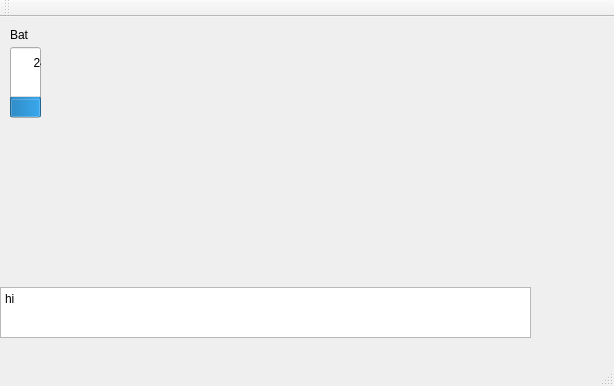
Above: src/mainwindow.ui from esanbock/joyfly-cpp before the change. Below: the same form after it.
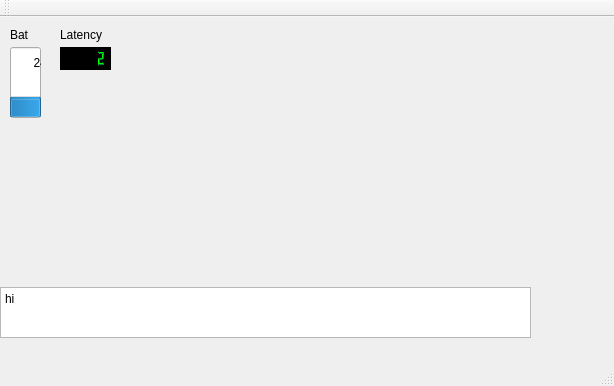
That is the form after the change.

Commit message: a green LCD control for displaying latency

The edit to the form file:
```diff
--- a/src/mainwindow.ui
+++ b/src/mainwindow.ui
@@ -66,6 +66,216 @@
      <enum>Qt::Vertical</enum>
     </property>
    </widget>
+   <widget class="QLCDNumber" name="latency">
+    <property name="geometry">
+     <rect>
+      <x>60</x>
+      <y>30</y>
+      <width>51</width>
+      <height>23</height>
+     </rect>
+    </property>
+    <property name="palette">
+     <palette>
+      <active>
+       <colorrole role="WindowText">
+        <brush brushstyle="SolidPattern">
+         <color alpha="255">
+          <red>0</red>
+          <green>0</green>
+          <blue>0</blue>
+         </color>
+        </brush>
+       </colorrole>
+       <colorrole role="Light">
+        <brush brushstyle="SolidPattern">
+         <color alpha="255">
+          <red>0</red>
+          <green>255</green>
+          <blue>0</blue>
+         </color>
+        </brush>
+       </colorrole>
+       <colorrole role="Dark">
+        <brush brushstyle="SolidPattern">
+         <color alpha="255">
+          <red>0</red>
+          <green>128</green>
+          <blue>64</blue>
+         </color>
+        </brush>
+       </colorrole>
+       <colorrole role="Mid">
+        <brush brushstyle="SolidPattern">
+         <color alpha="255">
+          <red>64</red>
+          <green>128</green>
+          <blue>0</blue>
+         </color>
+        </brush>
+       </colorrole>
+       <colorrole role="Text">
+        <brush brushstyle="SolidPattern">
+         <color alpha="255">
+          <red>0</red>
+          <green>0</green>
+          <blue>0</blue>
+         </color>
+        </brush>
+       </colorrole>
+       <colorrole role="ButtonText">
+        <brush brushstyle="SolidPattern">
+         <color alpha="255">
+          <red>0</red>
+          <green>0</green>
+          <blue>0</blue>
+         </color>
+        </brush>
+       </colorrole>
+      </active>
+      <inactive>
+       <colorrole role="WindowText">
+        <brush brushstyle="SolidPattern">
+         <color alpha="255">
+          <red>0</red>
+          <green>0</green>
+          <blue>0</blue>
+         </color>
+        </brush>
+       </colorrole>
+       <colorrole role="Light">
+        <brush brushstyle="SolidPattern">
+         <color alpha="255">
+          <red>0</red>
+          <green>255</green>
+          <blue>0</blue>
+         </color>
+        </brush>
+       </colorrole>
+       <colorrole role="Dark">
+        <brush brushstyle="SolidPattern">
+         <color alpha="255">
+          <red>0</red>
+          <green>128</green>
+          <blue>64</blue>
+         </color>
+        </brush>
+       </colorrole>
+       <colorrole role="Mid">
+        <brush brushstyle="SolidPattern">
+         <color alpha="255">
+          <red>64</red>
+          <green>128</green>
+          <blue>0</blue>
+         </color>
+        </brush>
+       </colorrole>
+       <colorrole role="Text">
+        <brush brushstyle="SolidPattern">
+         <color alpha="255">
+          <red>0</red>
+          <green>0</green>
+          <blue>0</blue>
+         </color>
+        </brush>
+       </colorrole>
+       <colorrole role="ButtonText">
+        <brush brushstyle="SolidPattern">
+         <color alpha="255">
+          <red>0</red>
+          <green>0</green>
+          <blue>0</blue>
+         </color>
+        </brush>
+       </colorrole>
+      </inactive>
+      <disabled>
+       <colorrole role="WindowText">
+        <brush brushstyle="SolidPattern">
+         <color alpha="255">
+          <red>0</red>
+          <green>128</green>
+          <blue>64</blue>
+         </color>
+        </brush>
+       </colorrole>
+       <colorrole role="Light">
+        <brush brushstyle="SolidPattern">
+         <color alpha="255">
+          <red>0</red>
+          <green>255</green>
+          <blue>0</blue>
+         </color>
+        </brush>
+       </colorrole>
+       <colorrole role="Dark">
+        <brush brushstyle="SolidPattern">
+         <color alpha="255">
+          <red>0</red>
+          <green>128</green>
+          <blue>64</blue>
+         </color>
+        </brush>
+       </colorrole>
+       <colorrole role="Mid">
+        <brush brushstyle="SolidPattern">
+         <color alpha="255">
+          <red>64</red>
+          <green>128</green>
+          <blue>0</blue>
+         </color>
+        </brush>
+       </colorrole>
+       <colorrole role="Text">
+        <brush brushstyle="SolidPattern">
+         <color alpha="255">
+          <red>0</red>
+          <green>128</green>
+          <blue>64</blue>
+         </color>
+        </brush>
+       </colorrole>
+       <colorrole role="ButtonText">
+        <brush brushstyle="SolidPattern">
+         <color alpha="255">
+          <red>0</red>
+          <green>128</green>
+          <blue>64</blue>
+         </color>
+        </brush>
+       </colorrole>
+      </disabled>
+     </palette>
+    </property>
+    <property name="styleSheet">
+     <string notr="true">background-color: black;</string>
+    </property>
+    <property name="smallDecimalPoint">
+     <bool>true</bool>
+    </property>
+    <property name="digitCount">
+     <number>5</number>
+    </property>
+    <property name="value" stdset="0">
+     <double>2.000000000000000</double>
+    </property>
+    <property name="intValue" stdset="0">
+     <number>2</number>
+    </property>
+   </widget>
+   <widget class="QLabel" name="label_2">
+    <property name="geometry">
+     <rect>
+      <x>60</x>
+      <y>10</y>
+      <width>59</width>
+      <height>16</height>
+     </rect>
+    </property>
+    <property name="text">
+     <string>Latency</string>
+    </property>
+   </widget>
   </widget>
   <widget class="QMenuBar" name="menuBar">
    <property name="geometry">
```
The commit also changes 11 other files.
